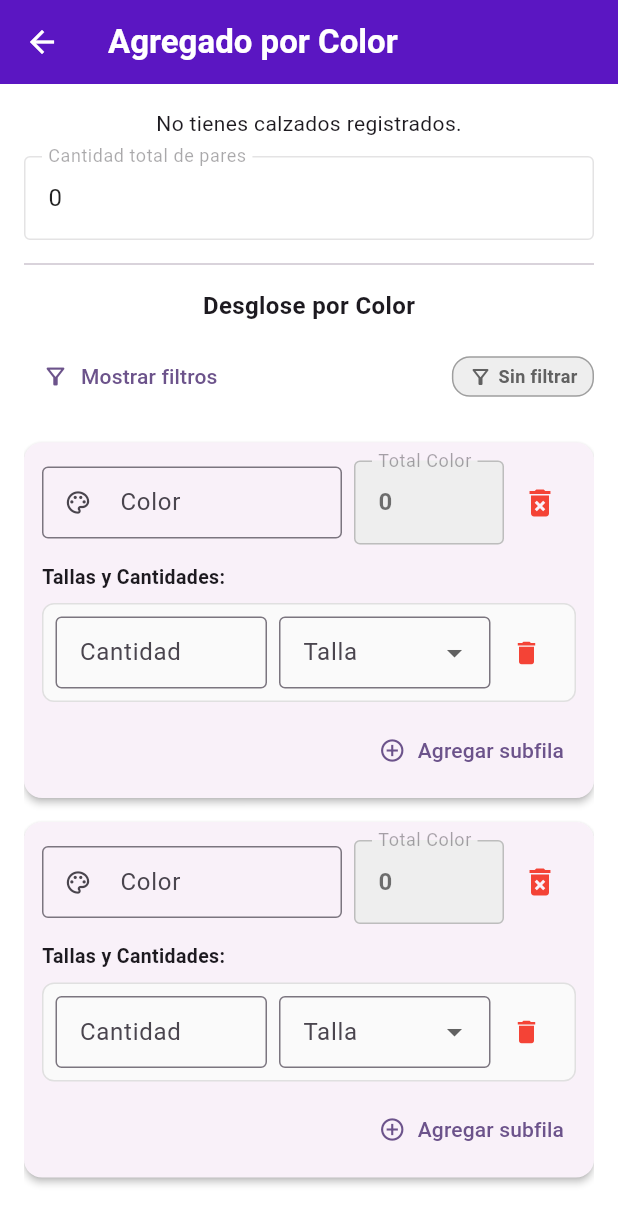
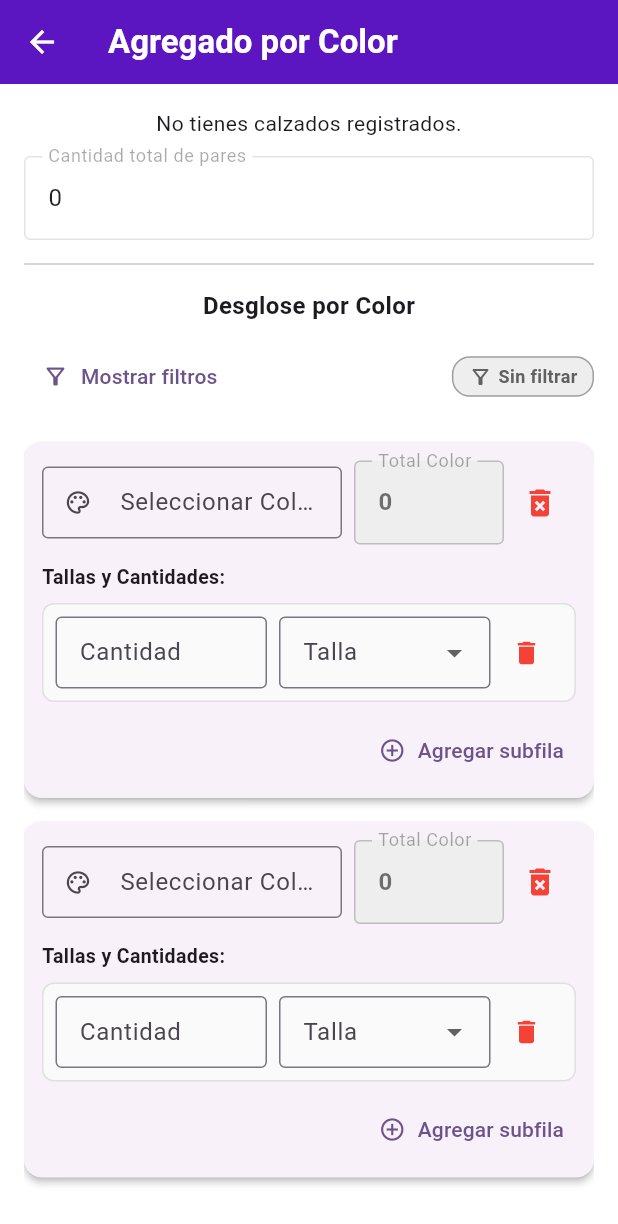
Before and after one commit to JulioSalgado29/zapatito_v2, a Flutter app: the InventarioFormPageColor screen opened directly, after a tap on "Agregar Color", on a phone screen of 412 x 824 dp. Shown: the top 1224 px of the screen. Run offline on Flutter 3.47's test engine with Material 3 defaults, Android fonts, the phone set to English and light mode, and no system bars; our stand-ins replace firebase_auth, firebase_core, flutter_custom_clippers, google_fonts, google_sign_in, image_picker and 2 more; accounts and stored records are empty; network calls fail; Roboto replaces fonts that are missing (Georgia).

Commit message:
-> Cambiar parametro de ingreso al guardar

```diff
--- a/lib/main-widgets/INVENTARIO/inventario_form_page_color.dart
+++ b/lib/main-widgets/INVENTARIO/inventario_form_page_color.dart
@@ -4,6 +4,7 @@ import 'package:zapatito_v2/components/widgets.dart';
 import 'package:zapatito_v2/services/API/calzado.dart';
 import 'package:zapatito_v2/services/API/fila_inventario.dart';
 import 'package:zapatito_v2/services/API/tipo_calzado.dart';
+import 'package:zapatito_v2/services/API/colores.dart';
 
 class InventarioFormPageColor extends StatefulWidget {
   final String? firstName;
@@ -24,6 +25,8 @@ class InventarioFormPageColor extends StatefulWidget {
 
 class _InventarioFormPageColorState extends State<InventarioFormPageColor> {
   late Future<List<Map<String, dynamic>>> _calzadosFuture;
+  List<Map<String, dynamic>> _listaColores = [];
+
   String? _calzadoId;
   bool _tipoTienePlataforma = false;
   bool _tipoTieneColores = false;
@@ -71,6 +74,7 @@ class _InventarioFormPageColorState extends State<InventarioFormPageColor> {
     _calzadosFuture = CalzadoService.obtenerPorInventarioConColores(
       widget.inventarioId.toString(),
     );
+    _cargarColores();
     _agregarNuevoBloqueColor();
   }
 
@@ -80,8 +84,20 @@ class _InventarioFormPageColorState extends State<InventarioFormPageColor> {
     super.dispose();
   }
 
+  Future<void> _cargarColores() async {
+    try {
+      final colores = await ColoresService.obtenerPorInventario(widget.inventarioId.toString());
+      setState(() {
+        _listaColores = colores;
+      });
+    } catch (e) {
+      print('Error al cargar la lista de colores: $e');
+    }
+  }
+
   void _agregarNuevoBloqueColor() {
     _subfilasColor.add({
+      'id_color': null,
       'color': '',
       'cantidad_color': 0,
       'minisubfilas': <Map<String, dynamic>>[
@@ -182,14 +198,15 @@ class _InventarioFormPageColorState extends State<InventarioFormPageColor> {
 
     for (var i = 0; i < _subfilasColor.length; i++) {
       final bloqueColor = _subfilasColor[i];
+      final idColor = bloqueColor['id_color'];
       final colorNombre = (bloqueColor['color'] ?? '').toString().trim();
       final miniSubfilas =
           (bloqueColor['minisubfilas'] as List<dynamic>?) ?? [];
 
-      if (_tipoTieneColores && colorNombre.isEmpty) {
+      if (_tipoTieneColores && (idColor == null || idColor.toString().isEmpty)) {
         ScaffoldMessenger.of(context).showSnackBar(SnackBar(
             content: Text(
-                'Ingresa un nombre de color válido en la sección #${i + 1}')));
+                'Selecciona un color válido de la lista en la sección #${i + 1}')));
         return;
       }
 
@@ -229,7 +246,7 @@ class _InventarioFormPageColorState extends State<InventarioFormPageColor> {
           return;
         }
 
-        final key = '${talla}_${taco}_${plataforma}_$colorNombre';
+        final key = '${talla}_${taco}_${plataforma}_$idColor';
         if (combinaciones.contains(key)) {
           ScaffoldMessenger.of(context).showSnackBar(SnackBar(
               content: Text(
@@ -245,7 +262,7 @@ class _InventarioFormPageColorState extends State<InventarioFormPageColor> {
           'talla': talla.toString(),
           'taco': normalizarA0(taco),
           'plataforma': normalizarA0(plataforma),
-          'colores': normalizarA0(colorNombre),
+          'colores': idColor.toString(),
         });
       }
 
@@ -677,7 +694,6 @@ class _InventarioFormPageColorState extends State<InventarioFormPageColor> {
     final bloque = _subfilasColor[colorIndex];
     final miniSubfilas = (bloque['minisubfilas'] as List<dynamic>?) ?? [];
 
-    // Cálculo automático del total de este bloque de color
     final int cantidadColor = miniSubfilas.fold<int>(
       0,
       (sum, m) => sum + ((m['cantidad'] ?? 0) as int),
@@ -697,15 +713,51 @@ class _InventarioFormPageColorState extends State<InventarioFormPageColor> {
               children: [
                 Expanded(
                   flex: 2,
-                  child: TextFormField(
+                  child: Autocomplete<Map<String, dynamic>>(
+                    initialValue: TextEditingValue(text: bloque['color'] ?? ''),
+                    displayStringForOption: (option) =>
+                        option['nombre']?.toString() ??
+                        option['color']?.toString() ??
+                        '',
+                    optionsBuilder: (TextEditingValue textEditingValue) {
+                      if (textEditingValue.text.isEmpty) {
+                        return _listaColores;
+                      }
+                      return _listaColores.where((col) {
+                        final nombre = (col['nombre'] ?? col['color'] ?? '')
+                            .toString()
+                            .toLowerCase();
+                        return nombre.contains(textEditingValue.text.toLowerCase());
+                      });
+                    },
+                    onSelected: (Map<String, dynamic> seleccion) {
+                      setState(() {
+                        bloque['id_color'] = (seleccion['id_color'] ??
+                                seleccion['id'])
+                            ?.toString();
+                        bloque['color'] =
+                            (seleccion['nombre'] ?? seleccion['color'])?.toString() ?? '';
+                      });
+                    },
+                    fieldViewBuilder:
+                        (context, controller, focusNode, onFieldSubmitted) {
+                      return TextFormField(
+                        controller: controller,
+                        focusNode: focusNode,
                         decoration: const InputDecoration(
-                      labelText: 'Color',
+                          labelText: 'Seleccionar Color',
                           border: OutlineInputBorder(),
                           prefixIcon: Icon(Icons.color_lens_outlined),
                           isDense: true,
                         ),
-                    initialValue: bloque['color'] ?? '',
-                    onChanged: (v) => setState(() => bloque['color'] = v),
+                        onChanged: (v) {
+                          setState(() {
+                            bloque['color'] = v;
+                            bloque['id_color'] = null;
+                          });
+                        },
+                      );
+                    },
                   ),
                 ),
                 const SizedBox(width: 8),
```
Lines whose indentation alone changed are shown as unchanged.
